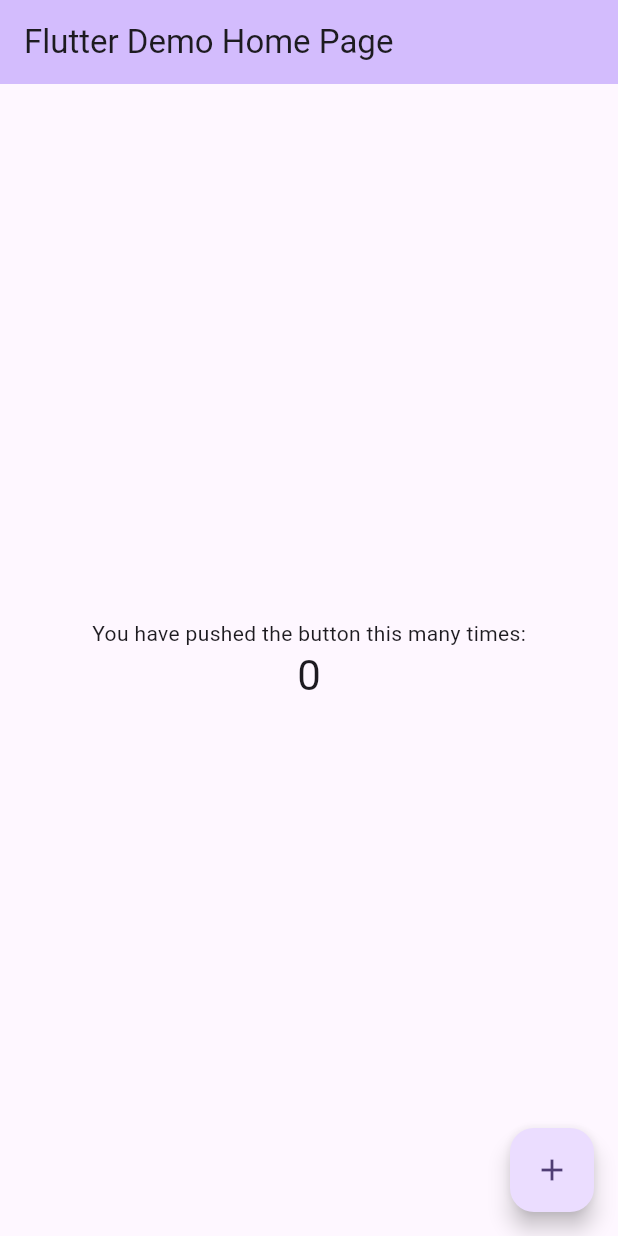
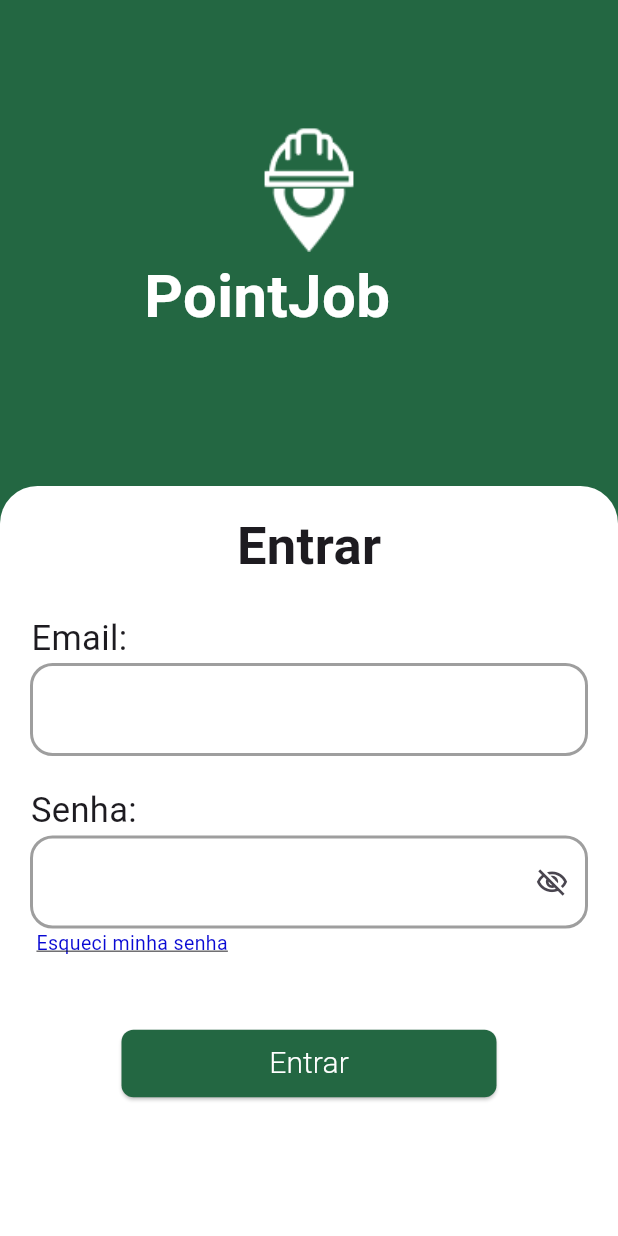
Before and after one commit to pedrocslucas/rp_projeto, a Flutter app: the screen it shows after launch, on a phone screen of 412 x 824 dp. Run offline on Flutter 3.47's test engine with Material 3 defaults, Android fonts, the phone set to English and light mode, and no system bars; Roboto replaces fonts that are missing (Readex Pro).

Commit message:
adicionado_Login_e_esqueceu_senha

```diff
--- a/lib/main.dart
+++ b/lib/main.dart
@@ -1,125 +1,28 @@
 import 'package:flutter/material.dart';
+import 'package:rp_projeto/src/screens/esqueceu_senha_screen/esqueceu_senha_screen.dart';
+import 'package:rp_projeto/src/screens/login_screen/login_screen.dart';
 
 void main() {
-  runApp(const MyApp());
+  runApp(MyApp());
 }
 
 class MyApp extends StatelessWidget {
-  const MyApp({super.key});
-
-  // This widget is the root of your application.
   @override
   Widget build(BuildContext context) {
     return MaterialApp(
-      title: 'Flutter Demo',
+
+
+      title: 'Minha App',
       theme: ThemeData(
-        // This is the theme of your application.
-        //
-        // TRY THIS: Try running your application with "flutter run". You'll see
-        // the application has a purple toolbar. Then, without quitting the app,
-        // try changing the seedColor in the colorScheme below to Colors.green
-        // and then invoke "hot reload" (save your changes or press the "hot
-        // reload" button in a Flutter-supported IDE, or press "r" if you used
-        // the command line to start the app).
-        //
-        // Notice that the counter didn't reset back to zero; the application
-        // state is not lost during the reload. To reset the state, use hot
-        // restart instead.
-        //
-        // This works for code too, not just values: Most code changes can be
-        // tested with just a hot reload.
-        colorScheme: ColorScheme.fromSeed(seedColor: Colors.deepPurple),
-        useMaterial3: true,
+        primarySwatch: Colors.blue,
       ),
-      home: const MyHomePage(title: 'Flutter Demo Home Page'),
+
+      routes: {
+        'TelaLogin': (context) => TelaLoginWidget(),
+        'TelaEsqueceuSenha': (context) => TelaEsqueceuSenhaWidget(),
+      },
+
+      home: TelaLoginWidget(),// Aqui você instancia e define a tela de login como a tela inicial
     );
   }
 }
-
-class MyHomePage extends StatefulWidget {
-  const MyHomePage({super.key, required this.title});
-
-  // This widget is the home page of your application. It is stateful, meaning
-  // that it has a State object (defined below) that contains fields that affect
-  // how it looks.
-
-  // This class is the configuration for the state. It holds the values (in this
-  // case the title) provided by the parent (in this case the App widget) and
-  // used by the build method of the State. Fields in a Widget subclass are
-  // always marked "final".
-
-  final String title;
-
-  @override
-  State<MyHomePage> createState() => _MyHomePageState();
-}
-
-class _MyHomePageState extends State<MyHomePage> {
-  int _counter = 0;
-
-  void _incrementCounter() {
-    setState(() {
-      // This call to setState tells the Flutter framework that something has
-      // changed in this State, which causes it to rerun the build method below
-      // so that the display can reflect the updated values. If we changed
-      // _counter without calling setState(), then the build method would not be
-      // called again, and so nothing would appear to happen.
-      _counter++;
-    });
-  }
-
-  @override
-  Widget build(BuildContext context) {
-    // This method is rerun every time setState is called, for instance as done
-    // by the _incrementCounter method above.
-    //
-    // The Flutter framework has been optimized to make rerunning build methods
-    // fast, so that you can just rebuild anything that needs updating rather
-    // than having to individually change instances of widgets.
-    return Scaffold(
-      appBar: AppBar(
-        // TRY THIS: Try changing the color here to a specific color (to
-        // Colors.amber, perhaps?) and trigger a hot reload to see the AppBar
-        // change color while the other colors stay the same.
-        backgroundColor: Theme.of(context).colorScheme.inversePrimary,
-        // Here we take the value from the MyHomePage object that was created by
-        // the App.build method, and use it to set our appbar title.
-        title: Text(widget.title),
-      ),
-      body: Center(
-        // Center is a layout widget. It takes a single child and positions it
-        // in the middle of the parent.
-        child: Column(
-          // Column is also a layout widget. It takes a list of children and
-          // arranges them vertically. By default, it sizes itself to fit its
-          // children horizontally, and tries to be as tall as its parent.
-          //
-          // Column has various properties to control how it sizes itself and
-          // how it positions its children. Here we use mainAxisAlignment to
-          // center the children vertically; the main axis here is the vertical
-          // axis because Columns are vertical (the cross axis would be
-          // horizontal).
-          //
-          // TRY THIS: Invoke "debug painting" (choose the "Toggle Debug Paint"
-          // action in the IDE, or press "p" in the console), to see the
-          // wireframe for each widget.
-          mainAxisAlignment: MainAxisAlignment.center,
-          children: <Widget>[
-            const Text(
-              'You have pushed the button this many times:',
-            ),
-            Text(
-              '$_counter',
-              style: Theme.of(context).textTheme.headlineMedium,
-            ),
-          ],
-        ),
-      ),
-      floatingActionButton: FloatingActionButton(
-        onPressed: _incrementCounter,
-        tooltip: 'Increment',
-        child: const Icon(Icons.add),
-      ), // This trailing comma makes auto-formatting nicer for build methods.
-    );
-  }
-}
--- a/lib/src/screens/login_screen/login_screen.dart
+++ b/lib/src/screens/login_screen/login_screen.dart
@@ -0,0 +1,259 @@
+import 'package:flutter/material.dart';
+
+
+class TelaLoginWidget extends StatefulWidget {
+  const TelaLoginWidget({Key? key}) : super(key: key);
+
+  @override
+  _TelaLoginWidgetState createState() => _TelaLoginWidgetState();
+}
+
+class _TelaLoginWidgetState extends State<TelaLoginWidget> {
+  late TextEditingController _textController1;
+  late TextEditingController _textController2;
+  late FocusNode _textFieldFocusNode1;
+  late FocusNode _textFieldFocusNode2;
+  bool _passwordVisibility = false;
+
+  @override
+  void initState() {
+    super.initState();
+    _textController1 = TextEditingController();
+    _textController2 = TextEditingController();
+    _textFieldFocusNode1 = FocusNode();
+    _textFieldFocusNode2 = FocusNode();
+  }
+
+  @override
+  void dispose() {
+    _textController1.dispose();
+    _textController2.dispose();
+    _textFieldFocusNode1.dispose();
+    _textFieldFocusNode2.dispose();
+    super.dispose();
+  }
+
+  @override
+  Widget build(BuildContext context) {
+    return GestureDetector(
+      onTap: () {
+        if (_textFieldFocusNode1.canRequestFocus ||
+            _textFieldFocusNode2.canRequestFocus) {
+          FocusScope.of(context).requestFocus(FocusNode());
+        }
+      },
+      child: Scaffold(
+        backgroundColor: const Color(0xFF236742),
+
+        body: SafeArea(
+          top: true,
+
+          child: Stack(
+            children: [
+              Align(
+                alignment: Alignment.topCenter,
+                child: Padding(
+                  padding: const EdgeInsets.all(75),
+                  child: Column(
+                    crossAxisAlignment: CrossAxisAlignment.start,
+                    children: [
+                      Image.asset(
+                        'assets/images/icon-rp-projeto.png',
+                        width: 220,
+                        height: 93,
+                        fit: BoxFit.contain,
+                      ),
+                      const SizedBox(height: 1), // Espaço entre a imagem e o texto
+                      const Text(
+                        'PointJob',
+                        style: TextStyle(
+                          fontFamily: 'Roboto',
+                          color: Colors.white,
+                          fontSize: 40,
+                          fontWeight: FontWeight.bold,
+                        ),
+                      ),
+                    ],
+                  ),
+                ),
+              ),
+
+              Align(
+                alignment: Alignment.bottomCenter,
+                child: Container(
+                  width: 441,
+                  height: 500,
+                  decoration: const BoxDecoration(
+                    color: Colors.white,
+                    borderRadius: BorderRadius.only(
+                      topLeft: Radius.circular(25),
+                      topRight: Radius.circular(25),
+                    ),
+                  ),
+                  child: SingleChildScrollView(
+                    child: Column(
+                      crossAxisAlignment: CrossAxisAlignment.center,
+                      children: [
+                        const SizedBox(height: 15),
+                        const Text(
+                          'Entrar',
+                          style: TextStyle(
+                            fontFamily: 'Roboto',
+                            fontSize: 35,
+                            fontWeight: FontWeight.bold,
+                          ),
+                        ),
+                        Column(
+                          crossAxisAlignment: CrossAxisAlignment.start,
+                          children: [
+                            const SizedBox(height: 20),
+                            const Align(
+                              alignment: AlignmentDirectional(-0.88, -0.5),
+                              child: Text(
+                                'Email:',
+                                style: TextStyle(
+                                  fontFamily: 'Roboto',
+                                  fontSize: 23,
+                                ),
+                              ),
+                            ),
+                            _buildTextField(
+                              label: '',
+                              controller: _textController1,
+                              focusNode: _textFieldFocusNode1,
+                            ),
+                            const SizedBox(height: 20),
+                            const Align(
+                              alignment: AlignmentDirectional(-0.88, -0.5),
+                              child: Text(
+                                'Senha:',
+                                style: TextStyle(
+                                  fontFamily: 'Roboto',
+                                  fontSize: 23,
+                                ),
+                              ),
+                            ),
+                            _buildTextField(
+                              label: '',
+                              controller: _textController2,
+                              focusNode: _textFieldFocusNode2,
+                              isPassword: true,
+                              obscureText: !_passwordVisibility,
+                              suffixIcon: InkWell(
+                                onTap: () {
+                                  setState(() {
+                                    _passwordVisibility = !_passwordVisibility;
+                                  });
+                                },
+                                child: Icon(
+                                  _passwordVisibility
+                                      ? Icons.visibility_outlined
+                                      : Icons.visibility_off_outlined,
+                                  size: 22,
+                                ),
+                              ),
+                            ),
+                          ],
+                        ),
+
+                        Align(
+                           alignment: const AlignmentDirectional(-0.83, 0.22),
+                          child: InkWell(
+                            onTap: () {
+                              Navigator.pushNamed(context, 'TelaEsqueceuSenha');
+                            },
+                            child: const Text(
+                              'Esqueci minha senha',
+                              style: TextStyle(
+                                fontFamily: 'Readex Pro',
+                                color: Color(0xFF0808D3),
+                                fontSize: 13,
+                                decoration: TextDecoration.underline,
+                              ),
+                            ),
+                          ),
+                        ),
+                        const SizedBox(height: 47,),
+                        ElevatedButton(
+                          onPressed: () {
+                            Navigator.pushNamed(context, 'TelaAtividades');
+                          },
+                          style: ElevatedButton.styleFrom(
+                            foregroundColor: Colors.white, backgroundColor: const Color(0xFF236742),
+                            fixedSize: const Size(250, 45),
+                            shape: RoundedRectangleBorder(
+                            borderRadius: BorderRadius.circular(8),
+                            ),
+                          ),
+                          child: const Text(
+                            'Entrar',
+                            style: TextStyle(
+                              fontFamily: 'Roboto',
+                              fontSize: 20,
+                              fontWeight: FontWeight.w300,
+                            ),
+                          ),
+                        ),
+                      ],
+                    ),
+                  ),
+                ),
+              ),
+
+
+            ],
+          ),
+        ),
+      ),
+    );
+  }
+
+  Widget _buildTextField({
+    required String label,
+    required TextEditingController controller,
+    required FocusNode focusNode,
+    bool isPassword = false,
+    bool obscureText = false,
+    Widget? suffixIcon,
+  }) {
+    return Padding(
+      padding: const EdgeInsets.symmetric(horizontal: 20),
+      child: TextFormField(
+        controller: controller,
+        focusNode: focusNode,
+        obscureText: obscureText,
+        decoration: InputDecoration(
+          labelText: label,
+          labelStyle: const TextStyle(
+            fontFamily: 'Roboto',
+            fontSize: 15,
+          ),
+          errorStyle: const TextStyle(
+            fontFamily: 'Roboto',
+            color: Colors.red,
+            fontSize: 20,
+          ),
+          enabledBorder: OutlineInputBorder(
+            borderSide: const BorderSide(
+              color: Colors.grey,
+              width: 2,
+            ),
+            borderRadius: BorderRadius.circular(15),
+          ),
+          focusedBorder: OutlineInputBorder(
+            borderSide: const BorderSide(
+              color: Color(0xFF236742),
+              width: 2,
+            ),
+            borderRadius: BorderRadius.circular(15),
+          ),
+          suffixIcon: suffixIcon,
+        ),
+        style: const TextStyle(
+          fontFamily: 'Roboto',
+          fontSize: 20,
+        ),
+      ),
+    );
+  }
+}
--- a/pubspec.yaml
+++ b/pubspec.yaml
@@ -53,13 +53,17 @@ dev_dependencies:
 # The following section is specific to Flutter packages.
 flutter:
 
+
   # The following line ensures that the Material Icons font is
   # included with your application, so that you can use the icons in
   # the material Icons class.
   uses-material-design: true
 
+
   # To add assets to your application, add an assets section, like this:
   # assets:
+  assets:
+    - assets/images/
   #   - images/a_dot_burr.jpeg
   #   - images/a_dot_ham.jpeg
 
```
Also changed, not shown: lib/src/screens/esqueceu_senha_screen/esqueceu_senha_screen.dart (+178 -0 lines), 1 other file.
